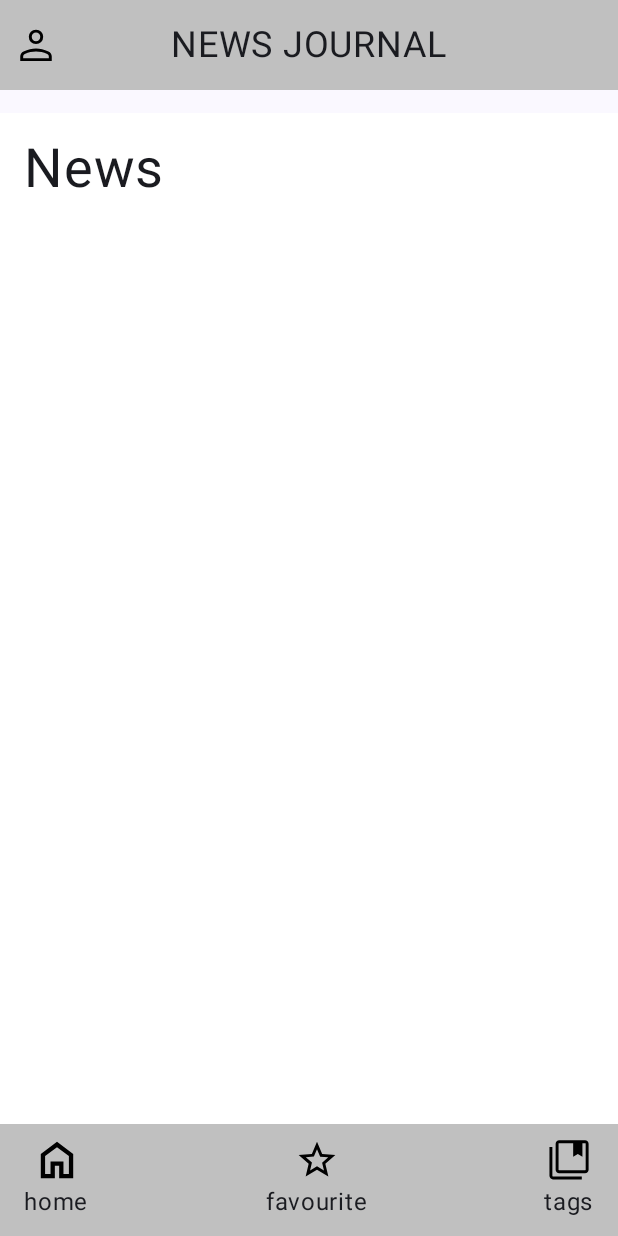
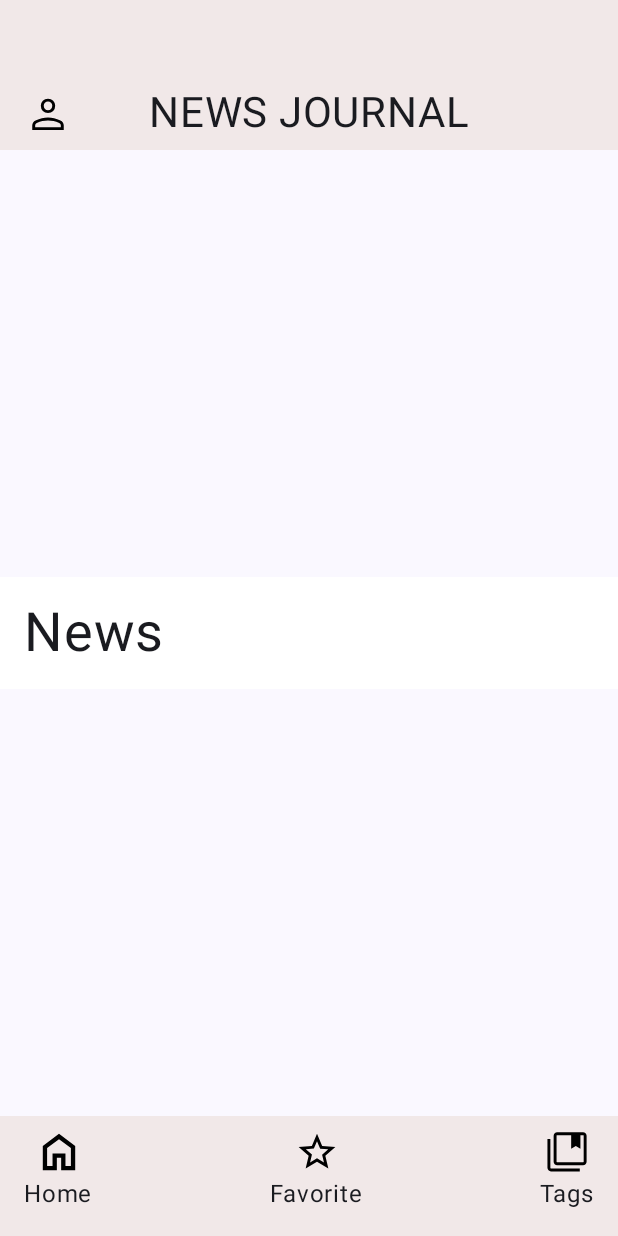
Before and after one commit to ArturHodorovskij/NewsJournal, an Android app built with Jetpack Compose: the screen it shows after launch (MainActivity), on a phone screen of 412 x 824 dp. Run offline under Robolectric (Android 15) with nearby library versions, the phone set to English and light mode, and no system bars.

Commit message:
Добавили BotAppBar

```diff
--- /dev/null
+++ b/app/src/main/java/com/example/newsjournal/design/BotAppBar.kt
@@ -0,0 +1,105 @@
+package com.example.newsjournal.design
+
+import androidx.compose.foundation.Image
+import androidx.compose.foundation.background
+import androidx.compose.foundation.clickable
+import androidx.compose.foundation.layout.Arrangement
+import androidx.compose.foundation.layout.Column
+import androidx.compose.foundation.layout.Row
+import androidx.compose.foundation.layout.fillMaxWidth
+import androidx.compose.foundation.layout.height
+import androidx.compose.foundation.layout.padding
+import androidx.compose.foundation.layout.size
+import androidx.compose.material3.Text
+import androidx.compose.runtime.Composable
+import androidx.compose.ui.Alignment
+import androidx.compose.ui.Modifier
+import androidx.compose.ui.graphics.painter.Painter
+import androidx.compose.ui.res.painterResource
+import androidx.compose.ui.tooling.preview.Preview
+import androidx.compose.ui.unit.dp
+import com.example.newsjournal.R
+import com.example.newsjournal.ui.theme.defaultBackground
+
+@Composable
+fun BotAppBar(
+    firstImage: Painter? = null,
+    secondImage: Painter? = null,
+    thirdImage: Painter? = null,
+    text1Image: String,
+    text2Image: String,
+    text3Image: String,
+    startImageClick: () -> Unit
+) {
+    Row(
+        modifier = Modifier
+            .fillMaxWidth()
+            .height(80.dp)
+            .background(defaultBackground)
+            .padding(vertical = 8.dp, horizontal = 16.dp),
+        horizontalArrangement = Arrangement.SpaceBetween,
+        verticalAlignment = Alignment.Top,
+    ) {
+        Column(
+            horizontalAlignment = Alignment.CenterHorizontally
+        ) {
+            if (firstImage != null) {
+                Image(
+                    modifier = Modifier
+                        .size(32.dp)
+                        .clickable { startImageClick() },
+                    painter = firstImage,
+                    contentDescription = ""
+                )
+                Text(
+                    text = text1Image
+                )
+            }
+        }
+        Column(
+            horizontalAlignment = Alignment.CenterHorizontally
+        ) {
+            if (secondImage != null) {
+                Image(
+                    modifier = Modifier
+                        .size(32.dp)
+                        .clickable { startImageClick() },
+                    painter = secondImage,
+                    contentDescription = ""
+                )
+                Text(
+                    text = text2Image
+                )
+            }
+        }
+        Column(horizontalAlignment = Alignment.CenterHorizontally) {
+            if (thirdImage != null) {
+                Image(
+                    modifier = Modifier
+                        .size(32.dp)
+                        .clickable { startImageClick() },
+                    painter = thirdImage,
+                    contentDescription = ""
+                )
+            }
+            Text(
+                text = text3Image
+            )
+        }
+    }
+}
+
+
+@Preview(showBackground = true)
+@Composable
+fun PrimaryBotAppbarPreview() {
+    BotAppBar(
+        firstImage = painterResource(R.drawable.home1),
+        secondImage = painterResource(R.drawable.star1),
+        thirdImage = painterResource(R.drawable.tagscollection1),
+        startImageClick = {},
+        text1Image = "Home",
+        text2Image = "Favorite",
+        text3Image = "Tags"
+    )
+}
--- a/app/src/main/java/com/example/newsjournal/design/TopAppBar.kt
+++ b/app/src/main/java/com/example/newsjournal/design/TopAppBar.kt
@@ -16,6 +16,7 @@ import androidx.compose.runtime.Composable
 import androidx.compose.ui.Alignment
 import androidx.compose.ui.Modifier
 import androidx.compose.ui.graphics.painter.Painter
+import androidx.compose.ui.modifier.ModifierLocalReadScope
 import androidx.compose.ui.res.painterResource
 import androidx.compose.ui.text.style.TextAlign
 import androidx.compose.ui.tooling.preview.Preview
@@ -34,16 +35,16 @@ fun TopAppBar(
     Row(
         modifier = Modifier
             .fillMaxWidth()
-            .height(60.dp)
-            .background(defaultBackground),
+            .height(100.dp)
+            .background(defaultBackground)
+            .padding(vertical = 8.dp, horizontal = 16.dp),
         horizontalArrangement = Arrangement.SpaceBetween,
-        verticalAlignment = Alignment.CenterVertically
+        verticalAlignment = Alignment.Bottom
     ) {
         if (startImage != null) {
             Image(
                 modifier = Modifier
-                    .size(48.dp)
-                    .padding(horizontal = 8.dp)
+                    .size(32.dp)
                     .clickable { startImageClick() },
                 painter = startImage,
                 contentDescription = ""
@@ -52,20 +53,22 @@ fun TopAppBar(
 
         Text(
             text = title,
-            fontSize = 24.sp,
-            textAlign = TextAlign.Start
+            fontSize = 28.sp,
+            textAlign = TextAlign.Start,
+            modifier = Modifier
+
+
         )
 
         if (endImage != null) {
             Image(
                 modifier = Modifier
-                    .size(48.dp)
-                    .padding(horizontal = 8.dp),
+                    .size(32.dp),
                 painter = endImage,
                 contentDescription = ""
             )
         } else {
-            Box(modifier = Modifier.width(48.dp))
+            Box(modifier = Modifier.width(32.dp))
         }
     }
 }
--- a/app/src/main/java/com/example/newsjournal/feed/MainActivity.kt
+++ b/app/src/main/java/com/example/newsjournal/feed/MainActivity.kt
@@ -15,6 +15,8 @@ import androidx.compose.foundation.layout.Box
 import androidx.compose.foundation.layout.Column
 import androidx.compose.foundation.layout.Row
 import androidx.compose.foundation.layout.fillMaxSize
+import androidx.compose.foundation.layout.fillMaxWidth
+import androidx.compose.foundation.layout.height
 import androidx.compose.foundation.layout.padding
 import androidx.compose.foundation.layout.size
 import androidx.compose.foundation.shape.RoundedCornerShape
@@ -33,6 +35,7 @@ import androidx.compose.ui.tooling.preview.Preview
 import androidx.compose.ui.unit.dp
 import androidx.compose.ui.unit.sp
 import com.example.newsjournal.R
+import com.example.newsjournal.design.BotAppBar
 import com.example.newsjournal.design.TopAppBar
 import com.example.newsjournal.ui.theme.NewsJournalTheme
 import com.example.newsjournal.ui.theme.defaultBackground
@@ -61,7 +64,8 @@ fun HomePage(context: Context) {
         modifier = Modifier.fillMaxSize(),
         verticalArrangement = Arrangement.SpaceBetween
     ) {
-        Box(modifier = Modifier.weight(1f)) {
+        Box(modifier = Modifier) {
+
             TopAppBar(
                 title = "NEWS JOURNAL",
                 startImage = painterResource(R.drawable.person2),
@@ -71,22 +75,35 @@ fun HomePage(context: Context) {
             )
         }
 
-        Box(modifier = Modifier.weight(9f)) {
+        Box(
+            modifier = Modifier
+
+        ) {
             MidlLine()
         }
 
-        Box(modifier = Modifier.weight(1f)) {
-            DownLine()
+        Box(modifier = Modifier) {
+
+            BotAppBar(
+                firstImage = painterResource(R.drawable.home1),
+                secondImage = painterResource(R.drawable.star1),
+                thirdImage = painterResource(R.drawable.tagscollection1),
+                startImageClick = {Toast.makeText(context, "text", Toast.LENGTH_LONG).show()},
+                text1Image = "Home",
+                text2Image = "Favorite",
+                text3Image = "Tags"
+            )
         }
     }
 }
+
 
 @Composable
 fun MidlLine() {
     Box(
         modifier = Modifier
             .background(Color.White)
-            .fillMaxSize()
+            .fillMaxWidth()
     ) {
         Text(
             text = "News",
@@ -95,31 +112,11 @@ fun MidlLine() {
             modifier = Modifier
                 .padding(16.dp)
                 .clickable { }
-
         )
     }
 }
 
-@Composable
-fun DownLine() {
-    val homeIcon = painterResource(R.drawable.home1)
-    val saveIcon = painterResource(R.drawable.star1)
-    val tagsIcon = painterResource(R.drawable.tagscollection1)
 
-    Row(
-        modifier = Modifier
-            .fillMaxSize()
-            .background(defaultBackground)
-            .padding(horizontal = 16.dp, vertical = 8.dp),
-        horizontalArrangement = Arrangement.SpaceBetween
-    ) {
-        BarNavigationItem(homeIcon, "home")
-
-        BarNavigationItem(saveIcon, "favourite")
-
-        BarNavigationItem(tagsIcon, "tags")
-    }
-}
 
 @Composable
 fun LogoText() {
@@ -151,21 +148,6 @@ fun LoadingPage() {
     }
 }
 
-@Composable
-fun BarNavigationItem(
-    image: Painter,
-    buttonText: String
-) {
-    Column(horizontalAlignment = Alignment.CenterHorizontally) {
-        Image(
-            painter = image,
-            contentDescription = null,
-            modifier = Modifier
-                .size(32.dp)
-        )
-        Text(text = buttonText)
-    }
-}
 
 @Preview(showBackground = true, showSystemUi = true)
 @Composable
--- a/app/src/main/java/com/example/newsjournal/ui/theme/Color.kt
+++ b/app/src/main/java/com/example/newsjournal/ui/theme/Color.kt
@@ -10,4 +10,4 @@ val Purple40 = Color(0xFF6650a4)
 val PurpleGrey40 = Color(0xFF625b71)
 val Pink40 = Color(0xFF7D5260)
 
-val defaultBackground = Color(0xFFC0C0C0)
+val defaultBackground = Color(0xFFF1E8E8)
```
